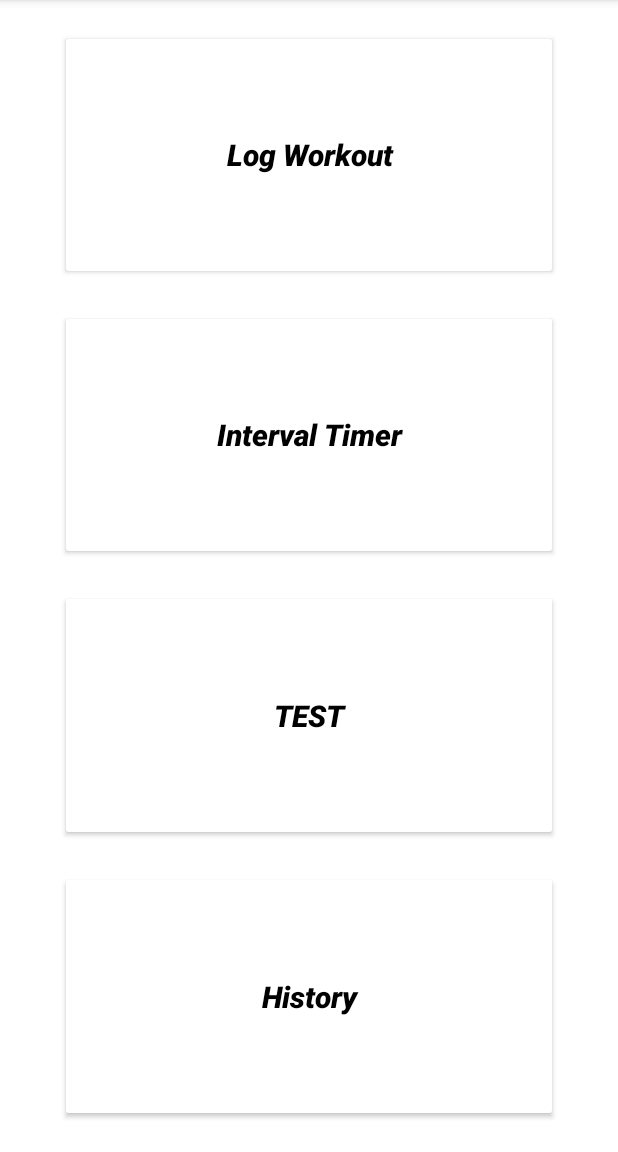
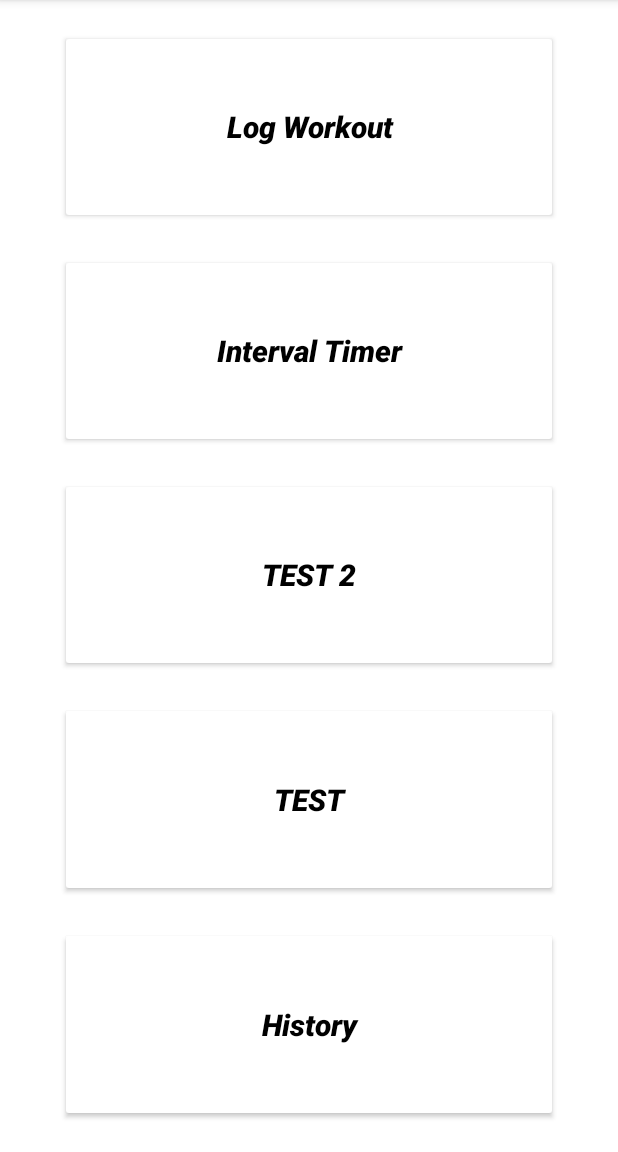
Before and after one commit to deepp2905/WorkoutTrackerApp, an Android app: the screen it shows after launch (MainActivity), on a phone screen of 412 x 824 dp, the part 84-1236 px from its top. Run offline under Robolectric (Android 15) with nearby library versions, the phone set to English and light mode, and no system bars.

Commit message:
Added Test Button2 added

```diff
--- a/app/src/main/res/layout/activity_main.xml
+++ b/app/src/main/res/layout/activity_main.xml
@@ -28,6 +28,11 @@
 
         <Button
             style="@style/ButtonStyle"
+            android:text="TEST 2">
+        </Button>
+
+        <Button
+            style="@style/ButtonStyle"
             android:text="TEST">
         </Button>
         <Button
```
